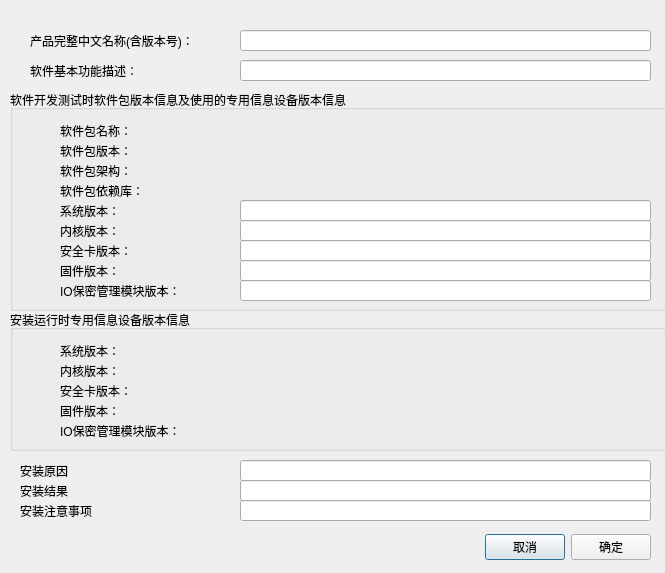
Qt form signinfosheet/addpackagedialog.ui (Machin-Yin/httctest) before a commit.
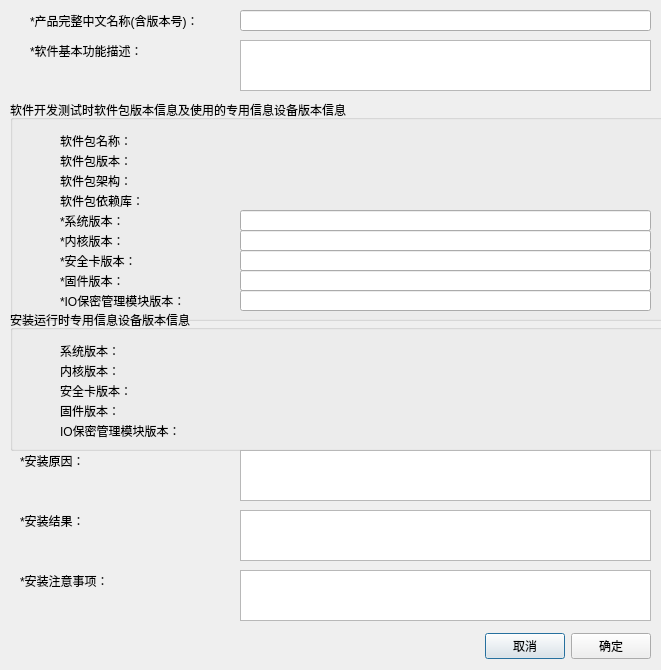
The same form after that commit.

What changed in the file:
```diff
--- a/signinfosheet/addpackagedialog.ui
+++ b/signinfosheet/addpackagedialog.ui
@@ -6,14 +6,20 @@
    <rect>
     <x>0</x>
     <y>0</y>
-    <width>665</width>
-    <height>573</height>
+    <width>661</width>
+    <height>670</height>
    </rect>
   </property>
+  <property name="minimumSize">
+   <size>
+    <width>661</width>
+    <height>670</height>
+   </size>
+  </property>
   <property name="maximumSize">
    <size>
-    <width>665</width>
-    <height>575</height>
+    <width>661</width>
+    <height>670</height>
    </size>
   </property>
   <property name="windowTitle">
@@ -23,89 +29,59 @@
    <property name="geometry">
     <rect>
      <x>20</x>
-     <y>500</y>
+     <y>570</y>
      <width>121</width>
      <height>21</height>
     </rect>
    </property>
    <property name="text">
-    <string>安装注意事项</string>
+    <string>*安装注意事项：</string>
    </property>
   </widget>
   <widget class="QLabel" name="installResultLabel">
    <property name="geometry">
     <rect>
      <x>20</x>
-     <y>480</y>
+     <y>510</y>
      <width>121</width>
      <height>21</height>
     </rect>
    </property>
    <property name="text">
-    <string>安装结果</string>
+    <string>*安装结果：</string>
    </property>
   </widget>
   <widget class="QLabel" name="productNameLabel">
    <property name="geometry">
     <rect>
      <x>30</x>
-     <y>30</y>
-     <width>221</width>
+     <y>10</y>
+     <width>211</width>
      <height>21</height>
     </rect>
    </property>
    <property name="text">
-    <string>产品完整中文名称(含版本号)：</string>
-   </property>
-  </widget>
-  <widget class="QLineEdit" name="installResultLineEdit">
-   <property name="geometry">
-    <rect>
-     <x>240</x>
-     <y>480</y>
-     <width>411</width>
-     <height>21</height>
-    </rect>
+    <string>*产品完整中文名称(含版本号)：</string>
    </property>
   </widget>
   <widget class="QLabel" name="installReasonLabel">
    <property name="geometry">
     <rect>
      <x>20</x>
-     <y>460</y>
+     <y>450</y>
      <width>121</width>
      <height>21</height>
     </rect>
    </property>
    <property name="text">
-    <string>安装原因</string>
-   </property>
-  </widget>
-  <widget class="QLineEdit" name="installReasonLineEdit">
-   <property name="geometry">
-    <rect>
-     <x>240</x>
-     <y>460</y>
-     <width>411</width>
-     <height>21</height>
-    </rect>
-   </property>
-  </widget>
-  <widget class="QLineEdit" name="installWarningLineEdit">
-   <property name="geometry">
-    <rect>
-     <x>240</x>
-     <y>500</y>
-     <width>411</width>
-     <height>21</height>
-    </rect>
+    <string>*安装原因：</string>
    </property>
   </widget>
   <widget class="QLineEdit" name="productNameLineEdit">
    <property name="geometry">
     <rect>
      <x>240</x>
-     <y>30</y>
+     <y>10</y>
      <width>411</width>
      <height>21</height>
     </rect>
@@ -115,7 +91,7 @@
    <property name="geometry">
     <rect>
      <x>10</x>
-     <y>90</y>
+     <y>100</y>
      <width>661</width>
      <height>221</height>
     </rect>
@@ -136,7 +112,7 @@
      </rect>
     </property>
     <property name="text">
-     <string>系统版本：</string>
+     <string>*系统版本：</string>
     </property>
    </widget>
    <widget class="QLabel" name="developmentIoModuleVersionLabel">
@@ -149,7 +125,7 @@
      </rect>
     </property>
     <property name="text">
-     <string>IO保密管理模块版本：</string>
+     <string>*IO保密管理模块版本：</string>
     </property>
    </widget>
    <widget class="QLineEdit" name="developmentFirmwareVersionLineEdit">
@@ -172,7 +148,7 @@
      </rect>
     </property>
     <property name="text">
-     <string>安全卡版本：</string>
+     <string>*安全卡版本：</string>
     </property>
    </widget>
    <widget class="QLabel" name="pkgArchlabel">
@@ -180,7 +156,7 @@
      <rect>
       <x>50</x>
       <y>70</y>
-      <width>161</width>
+      <width>121</width>
       <height>21</height>
      </rect>
     </property>
@@ -193,7 +169,7 @@
      <rect>
       <x>50</x>
       <y>50</y>
-      <width>161</width>
+      <width>111</width>
       <height>21</height>
      </rect>
     </property>
@@ -241,7 +217,7 @@
      </rect>
     </property>
     <property name="text">
-     <string>内核版本：</string>
+     <string>*内核版本：</string>
     </property>
    </widget>
    <widget class="QLabel" name="developmentFirmwareVersionLabel">
@@ -254,7 +230,7 @@
      </rect>
     </property>
     <property name="text">
-     <string>固件版本：</string>
+     <string>*固件版本：</string>
     </property>
    </widget>
    <widget class="QLabel" name="pkgDependencylabel">
@@ -262,7 +238,7 @@
      <rect>
       <x>50</x>
       <y>90</y>
-      <width>161</width>
+      <width>121</width>
       <height>21</height>
      </rect>
     </property>
@@ -275,7 +251,7 @@
      <rect>
       <x>50</x>
       <y>30</y>
-      <width>161</width>
+      <width>111</width>
       <height>21</height>
      </rect>
     </property>
@@ -296,9 +272,9 @@
    <widget class="QLabel" name="pkgNameLabel">
     <property name="geometry">
      <rect>
-      <x>260</x>
+      <x>230</x>
       <y>30</y>
-      <width>381</width>
+      <width>411</width>
       <height>21</height>
      </rect>
     </property>
@@ -309,9 +285,9 @@
    <widget class="QLabel" name="pkgDependencyLabel">
     <property name="geometry">
      <rect>
-      <x>260</x>
+      <x>230</x>
       <y>90</y>
-      <width>381</width>
+      <width>411</width>
       <height>21</height>
      </rect>
     </property>
@@ -322,9 +298,9 @@
    <widget class="QLabel" name="pkgVersionLabel">
     <property name="geometry">
      <rect>
-      <x>260</x>
+      <x>230</x>
       <y>50</y>
-      <width>381</width>
+      <width>411</width>
       <height>21</height>
      </rect>
     </property>
@@ -335,9 +311,9 @@
    <widget class="QLabel" name="pkgArchLabel">
     <property name="geometry">
      <rect>
-      <x>260</x>
+      <x>230</x>
       <y>70</y>
-      <width>381</width>
+      <width>401</width>
       <height>21</height>
      </rect>
     </property>
@@ -496,30 +472,20 @@
    <property name="geometry">
     <rect>
      <x>30</x>
-     <y>60</y>
+     <y>40</y>
      <width>191</width>
      <height>21</height>
     </rect>
    </property>
    <property name="text">
-    <string>软件基本功能描述：</string>
-   </property>
-  </widget>
-  <widget class="QLineEdit" name="descLineEdit">
-   <property name="geometry">
-    <rect>
-     <x>240</x>
-     <y>60</y>
-     <width>411</width>
-     <height>21</height>
-    </rect>
+    <string>*软件基本功能描述：</string>
    </property>
   </widget>
   <widget class="QWidget" name="layoutWidget">
    <property name="geometry">
     <rect>
      <x>20</x>
-     <y>531</y>
+     <y>630</y>
      <width>631</width>
      <height>32</height>
     </rect>
@@ -554,6 +520,46 @@
     </item>
    </layout>
   </widget>
+  <widget class="QTextEdit" name="descTextEdit">
+   <property name="geometry">
+    <rect>
+     <x>240</x>
+     <y>40</y>
+     <width>411</width>
+     <height>51</height>
+    </rect>
+   </property>
+  </widget>
+  <widget class="QTextEdit" name="installResultTextEdit">
+   <property name="geometry">
+    <rect>
+     <x>240</x>
+     <y>510</y>
+     <width>411</width>
+     <height>51</height>
+    </rect>
+   </property>
+  </widget>
+  <widget class="QTextEdit" name="installReasonTextEdit">
+   <property name="geometry">
+    <rect>
+     <x>240</x>
+     <y>450</y>
+     <width>411</width>
+     <height>51</height>
+    </rect>
+   </property>
+  </widget>
+  <widget class="QTextEdit" name="installWarningTextEdit">
+   <property name="geometry">
+    <rect>
+     <x>240</x>
+     <y>570</y>
+     <width>411</width>
+     <height>51</height>
+    </rect>
+   </property>
+  </widget>
  </widget>
  <tabstops>
   <tabstop>productNameLineEdit</tabstop>
```
Left out of the diff: 22 changed lines with no effect on the pictures.
